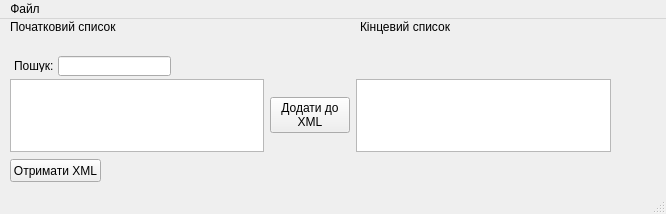
Old version of the form mainwindow.ui in the repository coolrich/xml-feed-editor.
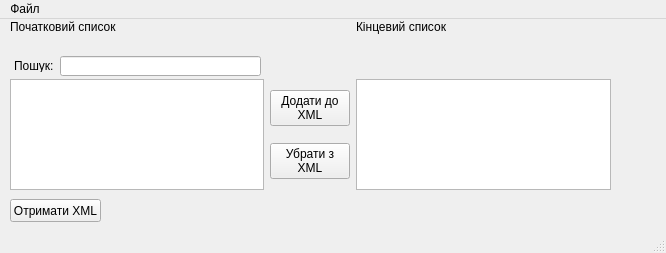
New version of the form.

Commit message: - Added a visual interface for work with product categories.

Diff of the .ui file:
```diff
--- a/mainwindow.ui
+++ b/mainwindow.ui
@@ -7,7 +7,7 @@
     <x>0</x>
     <y>0</y>
     <width>666</width>
-    <height>214</height>
+    <height>253</height>
    </rect>
   </property>
   <property name="windowTitle">
@@ -18,7 +18,7 @@
     <property name="geometry">
      <rect>
       <x>10</x>
-      <y>140</y>
+      <y>180</y>
       <width>91</width>
       <height>23</height>
      </rect>
@@ -43,9 +43,9 @@
    <widget class="QLabel" name="label_2">
     <property name="geometry">
      <rect>
-      <x>360</x>
+      <x>356</x>
       <y>0</y>
-      <width>91</width>
+      <width>100</width>
       <height>16</height>
      </rect>
     </property>
@@ -56,9 +56,9 @@
    <widget class="QLineEdit" name="search_line_edit">
     <property name="geometry">
      <rect>
-      <x>58</x>
+      <x>60</x>
       <y>37</y>
-      <width>113</width>
+      <width>201</width>
       <height>20</height>
      </rect>
     </property>
@@ -82,7 +82,7 @@
       <x>10</x>
       <y>60</y>
       <width>601</width>
-      <height>73</height>
+      <height>111</height>
      </rect>
     </property>
     <layout class="QHBoxLayout" name="horizontalLayout">
@@ -90,12 +90,24 @@
       <widget class="QTableView" name="source_category_table_view"/>
      </item>
      <item>
-      <widget class="QPushButton" name="pushButton_2">
+      <layout class="QVBoxLayout" name="verticalLayout">
+       <item>
+        <widget class="QPushButton" name="add_cat_push_button">
        <property name="text">
         <string>Додати до
 XML</string>
        </property>
       </widget>
+       </item>
+       <item>
+        <widget class="QPushButton" name="delete_cat_push_button">
+         <property name="text">
+          <string>Убрати з
+XML</string>
+         </property>
+        </widget>
+       </item>
+      </layout>
      </item>
      <item>
       <widget class="QTableView" name="final_category_table_view"/>
```
Lines whose indentation alone changed are shown as unchanged. The commit also changes 4 other files.
